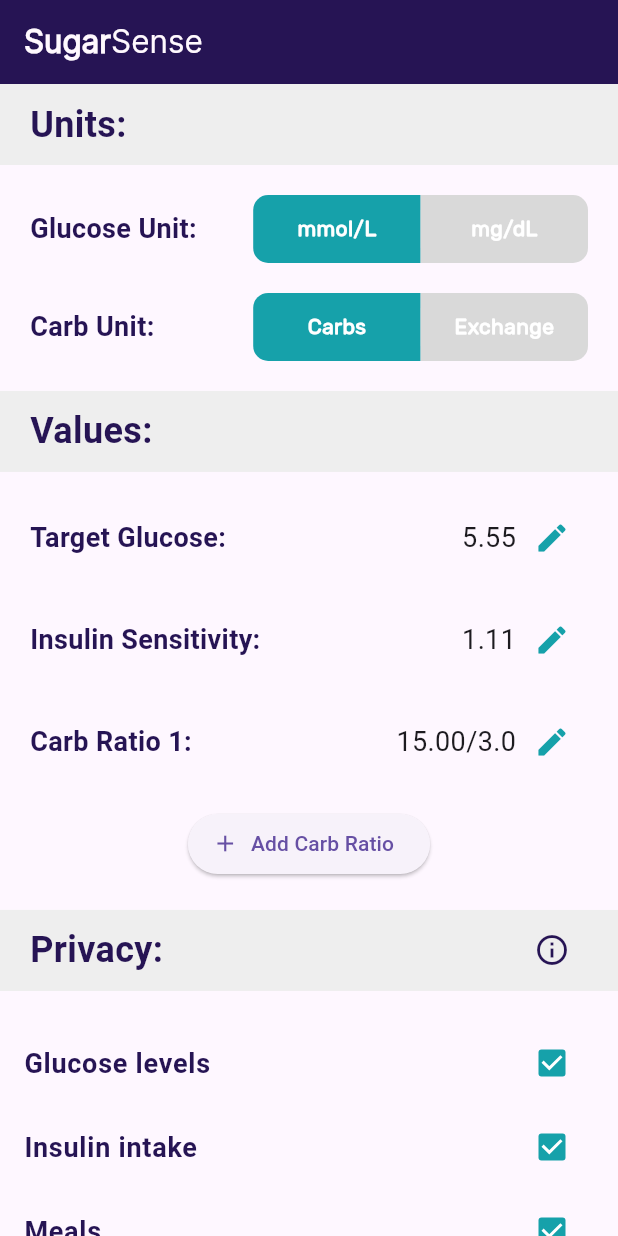
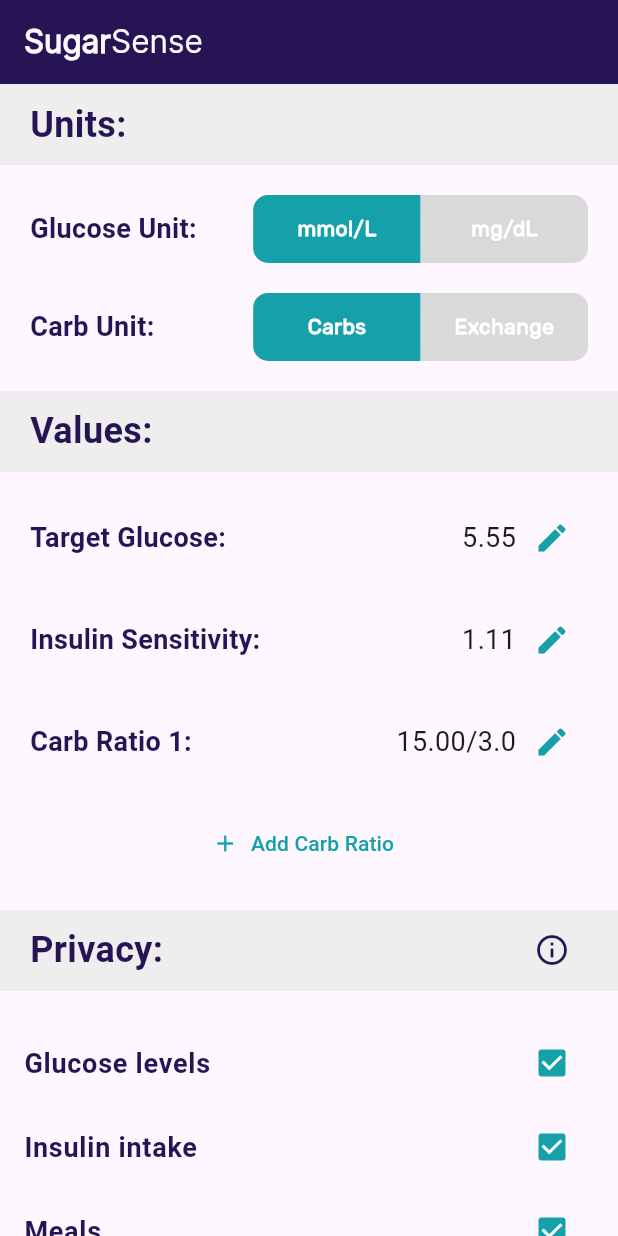
Before and after one commit to Layal-sh/senior-project, a Flutter app: the Settings screen opened directly, on a phone screen of 412 x 824 dp. Run offline on Flutter 3.47's test engine with Material 3 defaults, Android fonts, the light colour scheme and no system bars; our stand-ins replace fl_chart, image_picker, shared_preferences, sqflite, sqflite_common_ffi; accounts and stored records are empty.

```diff
--- a/lib/application/dashboard.dart
+++ b/lib/application/dashboard.dart
@@ -118,10 +118,12 @@ class _DashboardState extends State<Dashboard> {
     });
   }
 
-  void refreshData() {
+  Future<void> refreshData() async {
+    await Future.delayed(const Duration(seconds: 10));
     setState(() {});
   }
 
+  bool ref = false;
   @override
   Widget build(BuildContext context) {
     Map<String, List<Map>> entriesByDate = {};
@@ -1123,6 +1125,9 @@ class _DashboardState extends State<Dashboard> {
                                           .deleteEntryById(entry['entryId']);
 
                                       refreshData();
+                                      setState(() {
+                                        ref = true;
+                                      });
                                     },
                                   ),
                               ],
--- a/lib/application/settings.dart
+++ b/lib/application/settings.dart
@@ -309,8 +309,26 @@ class _SettingsState extends State<Settings> {
       settings.add(
         ElevatedButton.icon(
           onPressed: () => setState(() => numOfRatios_++),
-          icon: const Icon(Icons.add),
-          label: const Text('Add Carb Ratio'),
+          icon: const Icon(
+            Icons.add,
+            color: Color.fromARGB(255, 22, 161, 170),
+          ),
+          label: const Text(
+            'Add Carb Ratio',
+            style: TextStyle(
+              color: Color.fromARGB(255, 22, 161, 170),
+            ),
+          ),
+          style: ButtonStyle(
+            backgroundColor:
+                MaterialStateProperty.all<Color>(Colors.transparent),
+            shadowColor: MaterialStateProperty.all<Color>(Colors.transparent),
+            overlayColor: MaterialStateProperty.all<Color>(Colors.transparent),
+            foregroundColor:
+                MaterialStateProperty.all<Color>(Colors.transparent),
+            surfaceTintColor:
+                MaterialStateProperty.all<Color>(Colors.transparent),
+          ),
         ),
       );
     }
@@ -454,6 +472,7 @@ class _SettingsState extends State<Settings> {
           Padding(
             padding: const EdgeInsets.symmetric(horizontal: 20),
             child: Column(
+              //crossAxisAlignment: CrossAxisAlignment.end,
               children: [
                 settingItem(
                     'Target Glucose:',
```
